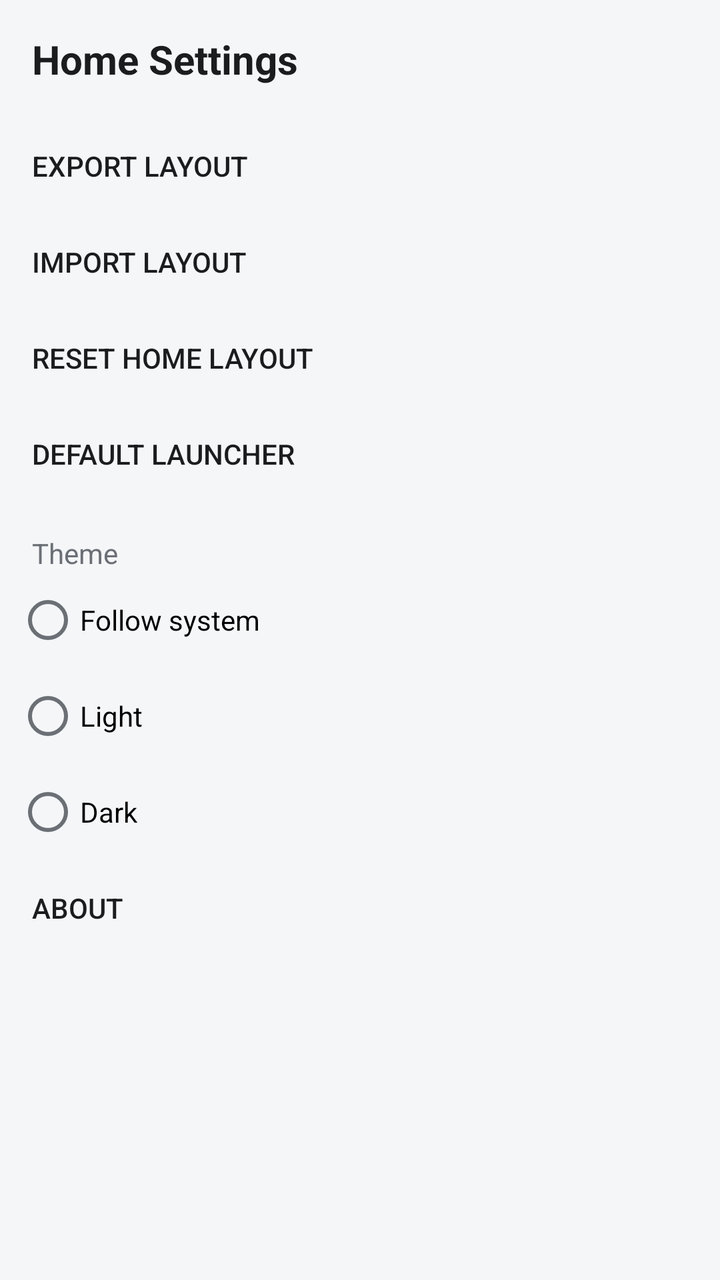
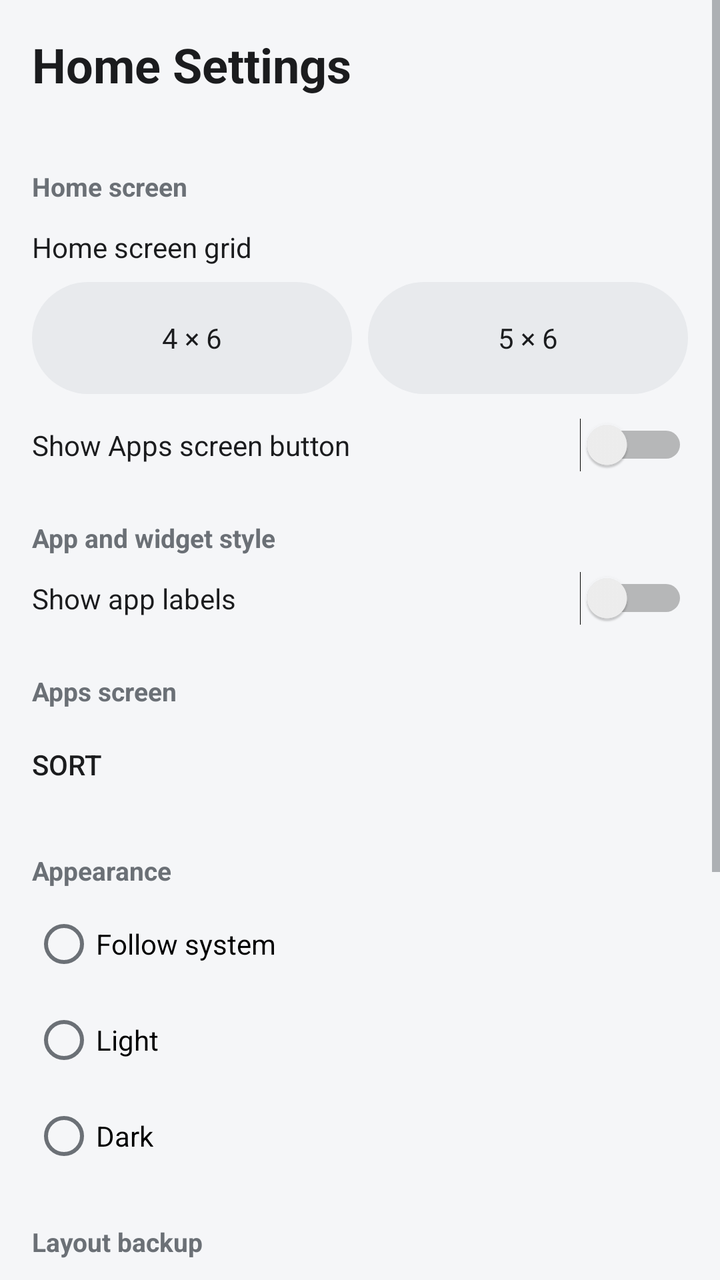

Two renders of the same Android screen: before a commit and after it. Below are the layout's source before the change and the commit's diff.
<!-- AndroidManifest.xml: activity theme Theme.ReliteHome -->
<!-- res/layout/activity_home_settings.xml -->
<?xml version="1.0" encoding="utf-8"?>
<LinearLayout xmlns:android="http://schemas.android.com/apk/res/android"
    android:layout_width="match_parent"
    android:layout_height="match_parent"
    android:orientation="vertical"
    android:background="@color/relite_background">

    <TextView
        android:layout_width="match_parent"
        android:layout_height="wrap_content"
        android:padding="16dp"
        android:text="@string/action_home_settings"
        android:textColor="@color/relite_text_primary"
        android:textSize="20sp"
        android:textStyle="bold" />

    <Button
        android:id="@+id/settings_export"
        style="?android:attr/borderlessButtonStyle"
        android:layout_width="match_parent"
        android:layout_height="wrap_content"
        android:gravity="start|center_vertical"
        android:paddingHorizontal="16dp"
        android:text="@string/settings_export_layout" />

    <Button
        android:id="@+id/settings_import"
        style="?android:attr/borderlessButtonStyle"
        android:layout_width="match_parent"
        android:layout_height="wrap_content"
        android:gravity="start|center_vertical"
        android:paddingHorizontal="16dp"
        android:text="@string/settings_import_layout" />

    <Button
        android:id="@+id/settings_reset"
        style="?android:attr/borderlessButtonStyle"
        android:layout_width="match_parent"
        android:layout_height="wrap_content"
        android:gravity="start|center_vertical"
        android:paddingHorizontal="16dp"
        android:text="@string/settings_reset_layout" />

    <Button
        android:id="@+id/settings_default_launcher"
        style="?android:attr/borderlessButtonStyle"
        android:layout_width="match_parent"
        android:layout_height="wrap_content"
        android:gravity="start|center_vertical"
        android:paddingHorizontal="16dp"
        android:text="@string/settings_default_launcher" />

    <TextView
        android:layout_width="match_parent"
        android:layout_height="wrap_content"
        android:paddingHorizontal="16dp"
        android:paddingTop="16dp"
        android:text="@string/settings_theme"
        android:textColor="@color/relite_text_secondary"
        android:textSize="14sp" />

    <RadioGroup
        android:id="@+id/settings_theme_group"
        android:layout_width="match_parent"
        android:layout_height="wrap_content"
        android:orientation="vertical"
        android:paddingHorizontal="8dp">

        <RadioButton
            android:id="@+id/theme_system"
            android:layout_width="match_parent"
            android:layout_height="48dp"
            android:text="@string/settings_theme_system" />

        <RadioButton
            android:id="@+id/theme_light"
            android:layout_width="match_parent"
            android:layout_height="48dp"
            android:text="@string/settings_theme_light" />

        <RadioButton
            android:id="@+id/theme_dark"
            android:layout_width="match_parent"
            android:layout_height="48dp"
            android:text="@string/settings_theme_dark" />
    </RadioGroup>

    <Button
        android:id="@+id/settings_about"
        style="?android:attr/borderlessButtonStyle"
        android:layout_width="match_parent"
        android:layout_height="wrap_content"
        android:gravity="start|center_vertical"
        android:paddingHorizontal="16dp"
        android:text="@string/settings_about" />

</LinearLayout>
<!-- resources referenced by this layout -->
<resources>
  <color name="relite_background">#F5F6F8</color>
  <color name="relite_text_primary">#1B1C1E</color>
  <color name="relite_text_secondary">#6B7076</color>
  <string name="action_home_settings">Home Settings</string>
  <string name="settings_about">About</string>
  <string name="settings_default_launcher">Default launcher</string>
  <string name="settings_export_layout">Export layout</string>
  <string name="settings_import_layout">Import layout</string>
  <string name="settings_reset_layout">Reset Home Layout</string>
  <string name="settings_theme">Theme</string>
  <string name="settings_theme_dark">Dark</string>
  <string name="settings_theme_light">Light</string>
  <string name="settings_theme_system">Follow system</string>
  <color name="relite_primary">#2E6F63</color>
  <!-- unchanged entries left out for length: 1 -->
</resources>

<!-- the commit's change to res/layout/activity_home_settings.xml (unified diff, before → after) -->
@@ -1,97 +1,159 @@
 <?xml version="1.0" encoding="utf-8"?>
-<LinearLayout xmlns:android="http://schemas.android.com/apk/res/android"
+<ScrollView xmlns:android="http://schemas.android.com/apk/res/android"
     android:layout_width="match_parent"
     android:layout_height="match_parent"
-    android:orientation="vertical"
-    android:background="@color/relite_background">
+    android:background="@color/relite_background"
+    android:fillViewport="true">
 
-    <TextView
-        android:layout_width="match_parent"
-        android:layout_height="wrap_content"
-        android:padding="16dp"
-        android:text="@string/action_home_settings"
-        android:textColor="@color/relite_text_primary"
-        android:textSize="20sp"
-        android:textStyle="bold" />
-
-    <Button
-        android:id="@+id/settings_export"
-        style="?android:attr/borderlessButtonStyle"
-        android:layout_width="match_parent"
-        android:layout_height="wrap_content"
-        android:gravity="start|center_vertical"
-        android:paddingHorizontal="16dp"
-        android:text="@string/settings_export_layout" />
-
-    <Button
-        android:id="@+id/settings_import"
-        style="?android:attr/borderlessButtonStyle"
-        android:layout_width="match_parent"
-        android:layout_height="wrap_content"
-        android:gravity="start|center_vertical"
-        android:paddingHorizontal="16dp"
-        android:text="@string/settings_import_layout" />
-
-    <Button
-        android:id="@+id/settings_reset"
-        style="?android:attr/borderlessButtonStyle"
-        android:layout_width="match_parent"
-        android:layout_height="wrap_content"
-        android:gravity="start|center_vertical"
-        android:paddingHorizontal="16dp"
-        android:text="@string/settings_reset_layout" />
-
-    <Button
-        android:id="@+id/settings_default_launcher"
-        style="?android:attr/borderlessButtonStyle"
-        android:layout_width="match_parent"
-        android:layout_height="wrap_content"
-        android:gravity="start|center_vertical"
-        android:paddingHorizontal="16dp"
-        android:text="@string/settings_default_launcher" />
-
-    <TextView
-        android:layout_width="match_parent"
-        android:layout_height="wrap_content"
-        android:paddingHorizontal="16dp"
-        android:paddingTop="16dp"
-        android:text="@string/settings_theme"
-        android:textColor="@color/relite_text_secondary"
-        android:textSize="14sp" />
-
-    <RadioGroup
-        android:id="@+id/settings_theme_group"
+    <LinearLayout
         android:layout_width="match_parent"
         android:layout_height="wrap_content"
         android:orientation="vertical"
-        android:paddingHorizontal="8dp">
+        android:paddingBottom="24dp">
 
-        <RadioButton
-            android:id="@+id/theme_system"
+        <TextView
             android:layout_width="match_parent"
-            android:layout_height="48dp"
-            android:text="@string/settings_theme_system" />
+            android:layout_height="wrap_content"
+            android:padding="16dp"
+            android:text="@string/action_home_settings"
+            android:textColor="@color/relite_text_primary"
+            android:textSize="24sp"
+            android:textStyle="bold" />
 
-        <RadioButton
-            android:id="@+id/theme_light"
+        
+        <TextView style="@style/SettingsSectionHeader" android:text="@string/settings_section_home_screen" />
+
+        <TextView
             android:layout_width="match_parent"
-            android:layout_height="48dp"
-            android:text="@string/settings_theme_light" />
+            android:layout_height="wrap_content"
+            android:paddingHorizontal="16dp"
+            android:paddingTop="8dp"
+            android:text="@string/settings_home_grid"
+            android:textColor="@color/relite_text_primary" />
 
-        <RadioButton
-            android:id="@+id/theme_dark"
+        <LinearLayout
             android:layout_width="match_parent"
-            android:layout_height="48dp"
-            android:text="@string/settings_theme_dark" />
-    </RadioGroup>
+            android:layout_height="wrap_content"
+            android:orientation="horizontal"
+            android:paddingHorizontal="16dp"
+            android:paddingVertical="8dp">
 
-    <Button
-        android:id="@+id/settings_about"
-        style="?android:attr/borderlessButtonStyle"
-        android:layout_width="match_parent"
-        android:layout_height="wrap_content"
-        android:gravity="start|center_vertical"
-        android:paddingHorizontal="16dp"
-        android:text="@string/settings_about" />
+            <TextView
+                android:id="@+id/settings_grid_4x6"
+                style="@style/GridPresetCard"
+                android:layout_marginEnd="8dp"
+                android:text="@string/settings_home_grid_4x6" />
 
-</LinearLayout>
+            <TextView
+                android:id="@+id/settings_grid_5x6"
+                style="@style/GridPresetCard"
+                android:text="@string/settings_home_grid_5x6" />
+        </LinearLayout>
+
+        <LinearLayout style="@style/SettingsToggleRow">
+            <TextView style="@style/SettingsToggleLabel" android:text="@string/settings_show_apps_button" />
+            <Switch android:id="@+id/settings_show_apps_button" style="@style/SettingsSwitch" />
+        </LinearLayout>
+
+        
+        <TextView style="@style/SettingsSectionHeader" android:text="@string/settings_section_style" />
+
+        <LinearLayout style="@style/SettingsToggleRow">
+            <TextView style="@style/SettingsToggleLabel" android:text="@string/settings_show_app_labels" />
+            <Switch android:id="@+id/settings_show_app_labels" style="@style/SettingsSwitch" />
+        </LinearLayout>
+
+        
+        <TextView style="@style/SettingsSectionHeader" android:text="@string/settings_section_apps_screen" />
+
+        <Button
+            android:id="@+id/settings_apps_sort"
+            style="?android:attr/borderlessButtonStyle"
+            android:layout_width="match_parent"
+            android:layout_height="wrap_content"
+            android:gravity="start|center_vertical"
+            android:paddingHorizontal="16dp"
+            android:text="@string/action_sort" />
+
+        
+        <TextView style="@style/SettingsSectionHeader" android:text="@string/settings_section_appearance" />
+
+        <RadioGroup
+            android:id="@+id/settings_theme_group"
+            android:layout_width="match_parent"
+            android:layout_height="wrap_content"
+            android:orientation="vertical"
+            android:paddingHorizontal="16dp">
+
+            <RadioButton
+                android:id="@+id/theme_system"
+                android:layout_width="match_parent"
+                android:layout_height="48dp"
+                android:text="@string/settings_theme_system" />
+
+            <RadioButton
+                android:id="@+id/theme_light"
+                android:layout_width="match_parent"
+                android:layout_height="48dp"
+                android:text="@string/settings_theme_light" />
+
+            <RadioButton
+                android:id="@+id/theme_dark"
+                android:layout_width="match_parent"
+                android:layout_height="48dp"
+                android:text="@string/settings_theme_dark" />
+        </RadioGroup>
+
+        
+        <TextView style="@style/SettingsSectionHeader" android:text="@string/settings_section_backup" />
+
+        <Button
+            android:id="@+id/settings_export"
+            style="?android:attr/borderlessButtonStyle"
+            android:layout_width="match_parent"
+            android:layout_height="wrap_content"
+            android:gravity="start|center_vertical"
+            android:paddingHorizontal="16dp"
+            android:text="@string/settings_export_layout" />
+
+        <Button
+            android:id="@+id/settings_import"
+            style="?android:attr/borderlessButtonStyle"
+            android:layout_width="match_parent"
+            android:layout_height="wrap_content"
+            android:gravity="start|center_vertical"
+            android:paddingHorizontal="16dp"
+            android:text="@string/settings_import_layout" />
+
+        <Button
+            android:id="@+id/settings_reset"
+            style="?android:attr/borderlessButtonStyle"
+            android:layout_width="match_parent"
+            android:layout_height="wrap_content"
+            android:gravity="start|center_vertical"
+            android:paddingHorizontal="16dp"
+            android:text="@string/settings_reset_layout" />
+
+        
+        <TextView style="@style/SettingsSectionHeader" android:text="@string/settings_default_launcher" />
+
+        <Button
+            android:id="@+id/settings_default_launcher"
+            style="?android:attr/borderlessButtonStyle"
+            android:layout_width="match_parent"
+            android:layout_height="wrap_content"
+            android:gravity="start|center_vertical"
+            android:paddingHorizontal="16dp"
+            android:text="@string/settings_default_launcher" />
+
+        <Button
+            android:id="@+id/settings_about"
+            style="?android:attr/borderlessButtonStyle"
+            android:layout_width="match_parent"
+            android:layout_height="wrap_content"
+            android:gravity="start|center_vertical"
+            android:paddingHorizontal="16dp"
+            android:text="@string/settings_about" />
+
+    </LinearLayout>
+</ScrollView>
<!-- resource entries referenced after the edit -->
@@ -4,16 +4,72 @@
   <color name="relite_text_primary">#1B1C1E</color>
   <color name="relite_text_secondary">#6B7076</color>
   <string name="action_home_settings">Home Settings</string>
+  <string name="action_sort">Sort</string>
   <string name="settings_about">About</string>
   <string name="settings_default_launcher">Default launcher</string>
   <string name="settings_export_layout">Export layout</string>
+  <string name="settings_home_grid">Home screen grid</string>
+  <string name="settings_home_grid_4x6">4 × 6</string>
+  <string name="settings_home_grid_5x6">5 × 6</string>
   <string name="settings_import_layout">Import layout</string>
   <string name="settings_reset_layout">Reset Home Layout</string>
-  <string name="settings_theme">Theme</string>
+  <string name="settings_section_appearance">Appearance</string>
+  <string name="settings_section_apps_screen">Apps screen</string>
+  <string name="settings_section_backup">Layout backup</string>
+  <string name="settings_section_home_screen">Home screen</string>
+  <string name="settings_section_style">App and widget style</string>
+  <string name="settings_show_app_labels">Show app labels</string>
+  <string name="settings_show_apps_button">Show Apps screen button</string>
   <string name="settings_theme_dark">Dark</string>
   <string name="settings_theme_light">Light</string>
   <string name="settings_theme_system">Follow system</string>
+  <style name="GridPresetCard">
+          <item name="android:layout_width">0dp</item>
+          <item name="android:layout_height">56dp</item>
+          <item name="android:layout_weight">1</item>
+          <item name="android:gravity">center</item>
+          <item name="android:background">@drawable/bg_dock</item>
+          <item name="android:textColor">@color/relite_text_primary</item>
+          <item name="android:clickable">true</item>
+          <item name="android:focusable">true</item>
+      </style>
+  <style name="SettingsSectionHeader">
+          <item name="android:layout_width">match_parent</item>
+          <item name="android:layout_height">wrap_content</item>
+          <item name="android:paddingHorizontal">16dp</item>
+          <item name="android:paddingTop">20dp</item>
+          <item name="android:paddingBottom">4dp</item>
+          <item name="android:textColor">@color/relite_text_secondary</item>
+          <item name="android:textSize">13sp</item>
+          <item name="android:textStyle">bold</item>
+      </style>
+  <style name="SettingsSwitch">
+          <item name="android:layout_width">wrap_content</item>
+          <item name="android:layout_height">wrap_content</item>
+      </style>
+  <style name="SettingsToggleLabel">
+          <item name="android:layout_width">0dp</item>
+          <item name="android:layout_height">wrap_content</item>
+          <item name="android:layout_weight">1</item>
+          <item name="android:textColor">@color/relite_text_primary</item>
+      </style>
+  <style name="SettingsToggleRow">
+          <item name="android:layout_width">match_parent</item>
+          <item name="android:layout_height">wrap_content</item>
+          <item name="android:orientation">horizontal</item>
+          <item name="android:gravity">center_vertical</item>
+          <item name="android:paddingHorizontal">16dp</item>
+          <item name="android:paddingVertical">4dp</item>
+      </style>
+  <!-- drawable bg_dock (drawable) -->
+  <?xml version="1.0" encoding="utf-8"?>
+  <shape xmlns:android="http://schemas.android.com/apk/res/android" android:shape="rectangle">
+      <solid android:color="@color/relite_dock_background" />
+      <corners android:radius="@dimen/dock_corner_radius" />
+  </shape>
   <color name="relite_primary">#2E6F63</color>
+  <color name="relite_dock_background">#E8EAED</color>
+  <dimen name="dock_corner_radius">28dp</dimen>
   <!-- unchanged entries left out for length: 1 -->
 </resources>
 
